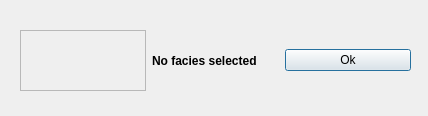
equinor/APS-Facies, file ui/Dialogue_NoFaciesSelected.ui: the form before one commit.
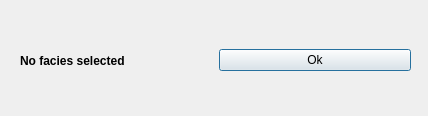
The form after the commit.

Patch:
```diff
--- a/ui/Dialogue_NoFaciesSelected.ui
+++ b/ui/Dialogue_NoFaciesSelected.ui
@@ -13,7 +13,7 @@
   <property name="windowTitle">
    <string>Dialog</string>
   </property>
-  <widget class="QWidget" name="">
+  <widget class="QWidget" name="layoutWidget">
    <property name="geometry">
     <rect>
      <x>20</x>
@@ -22,19 +22,9 @@
      <height>61</height>
     </rect>
    </property>
-   <layout class="QHBoxLayout" name="horizontalLayout">
+   <layout class="QHBoxLayout" name="layout_no_facies_selected">
     <item>
-     <widget class="QFrame" name="frame">
-      <property name="frameShape">
-       <enum>QFrame::StyledPanel</enum>
-      </property>
-      <property name="frameShadow">
-       <enum>QFrame::Raised</enum>
-      </property>
-     </widget>
-    </item>
-    <item>
-     <widget class="QLabel" name="label">
+     <widget class="QLabel" name="label_no_facies_selected">
       <property name="font">
        <font>
         <weight>75</weight>
```
Left out of the diff: 6 changed lines with no effect on the pictures.
